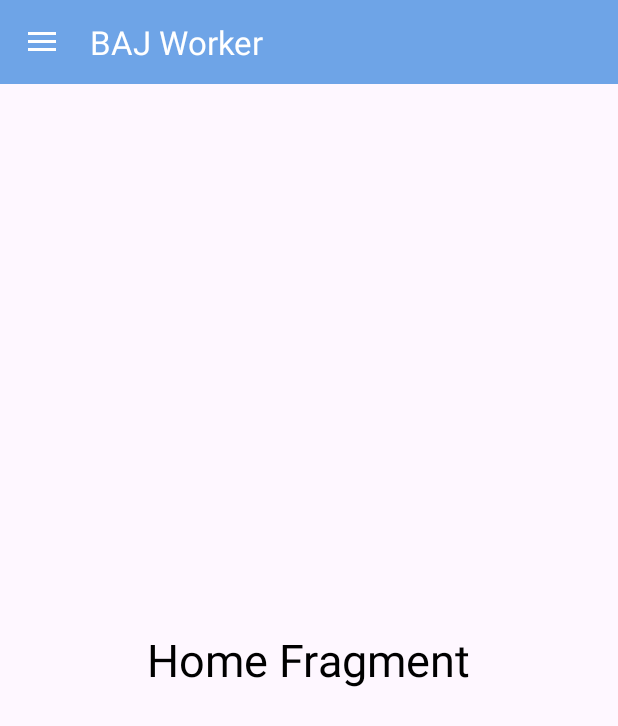
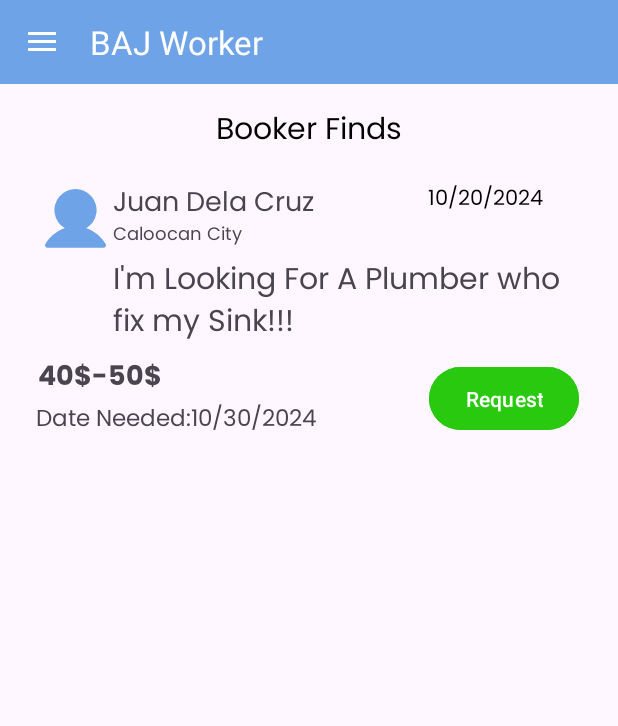
Before and after one commit to hersvinucc/BAJWorker, an Android app: the Home screen opened directly, with no data from a screen before it, on a phone screen of 412 x 824 dp. Shown: the top 726 px of the screen. Run offline under Robolectric (Android 15) with nearby library versions, the phone set to English and light mode, and no system bars.

Commit message:
Second Commit

```diff
--- a/app/src/main/AndroidManifest.xml
+++ b/app/src/main/AndroidManifest.xml
@@ -12,6 +12,9 @@
         android:supportsRtl="true"
         android:theme="@style/Theme.BookAJobWorker"
         tools:targetApi="31">
+        <activity
+            android:name=".Request_Booker_Detail"
+            android:exported="false" />
         <activity
             android:name=".SignIn"
             android:exported="false" />
--- a/app/src/main/java/com/example/bookajobworker/Home.kt
+++ b/app/src/main/java/com/example/bookajobworker/Home.kt
@@ -6,16 +6,12 @@ import android.view.LayoutInflater
 import android.view.View
 import android.view.ViewGroup
 
+
 // TODO: Rename parameter arguments, choose names that match
 // the fragment initialization parameters, e.g. ARG_ITEM_NUMBER
 private const val ARG_PARAM1 = "param1"
 private const val ARG_PARAM2 = "param2"
 
-/**
- * A simple [Fragment] subclass.
- * Use the [Home.newInstance] factory method to
- * create an instance of this fragment.
- */
 class Home : Fragment() {
     // TODO: Rename and change types of parameters
     private var param1: String? = null
--- /dev/null
+++ b/app/src/main/res/drawable/chip_background.xml
@@ -0,0 +1,5 @@
+<shape xmlns:android="http://schemas.android.com/apk/res/android"
+    android:shape="rectangle">
+    <corners android:radius="20dp" /> <!-- Adjust the radius as needed -->
+    <solid android:color="#6ea4e7" /> <!-- Background color of the chip -->
+</shape>
--- /dev/null
+++ b/app/src/main/res/drawable/user_black.xml
@@ -0,0 +1,9 @@
+<vector xmlns:android="http://schemas.android.com/apk/res/android"
+    android:width="32dp"
+    android:height="32dp"
+    android:viewportWidth="256"
+    android:viewportHeight="256">
+    <path
+        android:pathData="M230.93,220a8,8 0,0 1,-6.93 4H32a8,8 0,0 1,-6.92 -12c15.23,-26.33 38.7,-45.21 66.09,-54.16a72,72 0,1 1,73.66 0c27.39,8.95 50.86,27.83 66.09,54.16A8,8 0,0 1,230.93 220Z"
+        android:fillColor="#000"/>
+</vector>
--- a/app/src/main/res/layout/fragment_home.xml
+++ b/app/src/main/res/layout/fragment_home.xml
@@ -1,18 +1,127 @@
 <?xml version="1.0" encoding="utf-8"?>
-<RelativeLayout
-    xmlns:android="http://schemas.android.com/apk/res/android"
+<androidx.constraintlayout.widget.ConstraintLayout xmlns:android="http://schemas.android.com/apk/res/android"
+    xmlns:app="http://schemas.android.com/apk/res-auto"
     xmlns:tools="http://schemas.android.com/tools"
     android:layout_width="match_parent"
     android:layout_height="match_parent"
     tools:context=".Home">
 
-    <!-- TODO: Update blank fragment layout -->
     <TextView
+        android:id="@+id/header_title"
+        android:layout_width="match_parent"
+        android:layout_height="wrap_content"
+        android:text="Booker Finds"
+        android:textColor="@color/black"
+        android:fontFamily="@font/poppins_regular"
+        android:textSize="20sp"
+        android:gravity="center"
+        android:layout_marginTop="15dp"
+        app:layout_constraintStart_toStartOf="parent"
+        app:layout_constraintStart_toEndOf="parent"
+        app:layout_constraintTop_toTopOf="parent"
+        />
+    <FrameLayout
+        android:id="@+id/bookerInfo"
+        android:layout_width="260dp"
+        android:layout_height="50dp"
+        android:layout_marginHorizontal="25dp"
+        android:layout_marginTop="50dp"
+        app:layout_constraintStart_toEndOf="parent"
+        app:layout_constraintStart_toStartOf="parent"
+        app:layout_constraintTop_toTopOf="@+id/header_title">
+        <ImageView
+            android:id="@+id/bookerProfile"
+            android:layout_width="50dp"
+            android:layout_height="50dp"
+            android:background="@drawable/user_black"
+            android:backgroundTint="@color/lightBlue"
+            app:layout_constraintStart_toStartOf="parent"
+            app:layout_constraintTop_toTopOf="parent" />
+
+        <TextView
+            android:id="@+id/bookerName"
+            android:layout_width="200dp"
+            android:layout_height="wrap_content"
+            android:layout_marginStart="50dp"
+            android:fontFamily="@font/poppins_regular"
+            android:text="Juan Dela Cruz"
+            android:textSize="18sp"
+            app:layout_constraintStart_toStartOf="@id/bookerProfile"
+            app:layout_constraintTop_toTopOf="@id/bookerProfile" />
+
+        <TextView
+            android:id="@+id/bookerAddress"
+            android:layout_width="200dp"
+            android:layout_height="wrap_content"
+            android:layout_marginStart="50dp"
+            android:layout_marginTop="25dp"
+            android:fontFamily="@font/poppins_regular"
+            android:text="Caloocan City"
+            android:textSize="12sp"
+            app:layout_constraintStart_toStartOf="@id/bookerName"
+            app:layout_constraintTop_toTopOf="@id/bookerName" />
+    </FrameLayout>
+
+    <TextView
+        android:id="@+id/postedTime"
+        android:layout_width="85dp"
+        android:layout_height="20dp"
+        android:layout_marginTop="50dp"
+        android:text="10/20/2024"
+        app:layout_constraintTop_toTopOf="@+id/header_title"
+        android:fontFamily="@font/poppins_regular"
+        android:textColor="@color/black"
+        app:layout_constraintStart_toEndOf="@+id/bookerInfo"
+         />
+
+    <TextView
+        android:id="@+id/description"
+        android:layout_width="match_parent"
+        android:layout_height="wrap_content"
+        android:layout_marginHorizontal="25dp"
+        android:paddingLeft="50dp"
+        android:text="I'm Looking For A Plumber who fix my Sink!!!"
+        android:textSize="20sp"
+        android:fontFamily="@font/poppins_regular"
+        app:layout_constraintTop_toBottomOf="@+id/bookerInfo"
+        />
+
+    <TextView
+        android:id="@+id/durationTime"
         android:layout_width="wrap_content"
-        android:layout_height="wrap_content"
-        android:text="Home Fragment"
-        android:textSize="30sp"
-        android:layout_centerInParent="true"
-        android:textColor="@color/black"/>
+        android:layout_height="21dp"
+        android:layout_marginHorizontal="25dp"
+        android:layout_marginStart="24dp"
+        android:layout_marginTop="96dp"
+        android:fontFamily="@font/poppins_regular"
+        android:text="Date Needed:10/30/2024"
+        android:textSize="15sp"
+        app:layout_constraintStart_toStartOf="parent"
+        app:layout_constraintTop_toBottomOf="@+id/bookerInfo" />
 
-</RelativeLayout>
+    <TextView
+        android:id="@+id/pricing"
+        android:layout_width="92dp"
+        android:layout_height="21dp"
+        android:layout_marginHorizontal="25dp"
+        android:layout_marginTop="65dp"
+        android:text="40$-50$"
+        android:textSize="18sp"
+        android:fontFamily="@font/poppins_bold"
+        app:layout_constraintTop_toBottomOf="@+id/bookerInfo"
+        app:layout_constraintStart_toStartOf="parent"
+         />
+
+    <Button
+        android:id="@+id/requestButton"
+        android:layout_width="wrap_content"
+        android:layout_height="50dp"
+        android:layout_marginTop="8dp"
+        android:backgroundTint="@color/green"
+        android:text="Request"
+        app:layout_constraintEnd_toEndOf="parent"
+        app:layout_constraintHorizontal_bias="0.916"
+        app:layout_constraintStart_toStartOf="parent"
+        app:layout_constraintTop_toBottomOf="@+id/description" />
+
+</androidx.constraintlayout.widget.ConstraintLayout>
--- a/app/src/main/res/values-night/themes.xml
+++ b/app/src/main/res/values-night/themes.xml
@@ -1,7 +1,14 @@
 <resources xmlns:tools="http://schemas.android.com/tools">
     <!-- Base application theme. -->
     <style name="Base.Theme.BookAJobWorker" parent="Theme.Material3.DayNight.NoActionBar">
-        <!-- Customize your dark theme here. -->
-        <!-- <item name="colorPrimary">@color/my_dark_primary</item> -->
+        <!-- Customize your light theme here. -->
+        <!-- <item name="colorPrimary">@color/my_light_primary</item> -->
+    </style>
+
+    <style name="Theme.BookAJobWorker" parent="Base.Theme.BookAJobWorker" />
+
+    <style name="DialogAnimation">
+        <item name="android:windowEnterAnimation">@anim/slide_in</item>
+        <item name="android:windowExitAnimation">@anim/slide_out</item>
     </style>
 </resources>
```
Also changed, not shown: app/src/main/java/com/example/bookajobworker/MainHome.kt (added, +30 -0 lines), app/src/main/java/com/example/bookajobworker/Request_Booker_Detail.kt (added, +11 -0 lines), app/src/main/res/drawable/chip_border.xml (added, +7 -0 lines), app/src/main/res/layout/activity_request_booker_detail.xml (added, +206 -0 lines), app/src/main/res/font/poppins_bold.ttf (added), app/src/main/res/font/poppins_regular.ttf (added).
